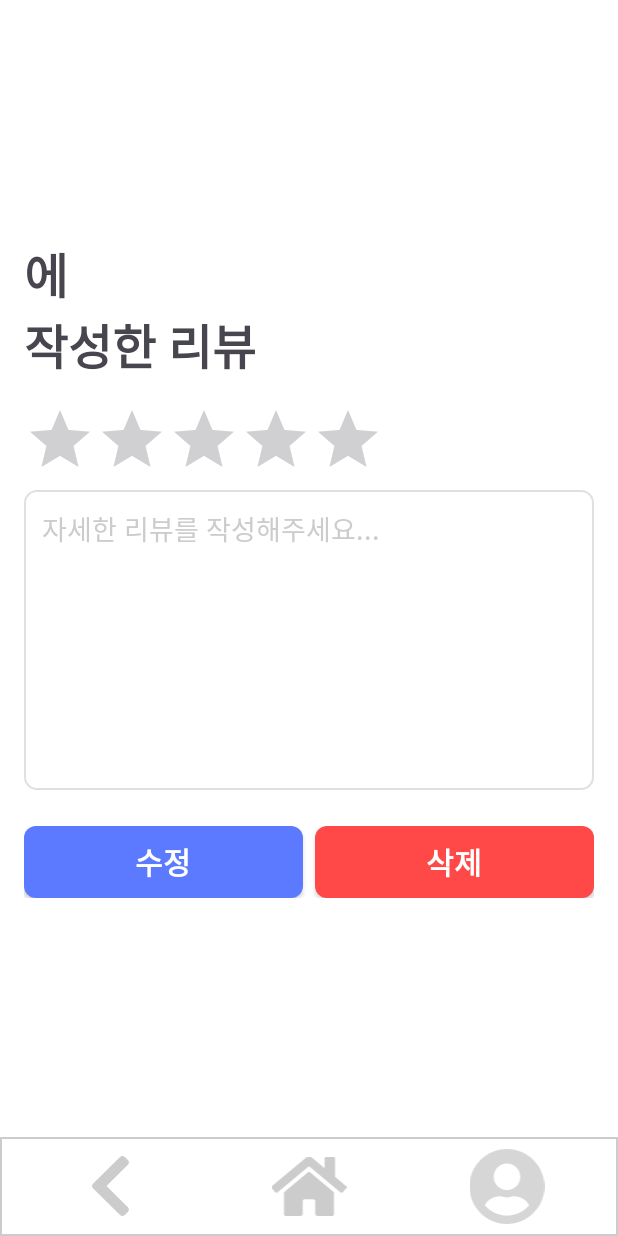
After one commit to Today-s-Lunch/todayLunch, an Android app: the ReviewDetailActivity screen opened directly, with no data from a screen before it, on a phone screen of 412 x 824 dp. The commit adds this screen. Run offline under Robolectric (Android 15) with nearby library versions, the phone set to English and light mode, and no system bars; our stand-ins replace Firebase (no records; nobody signed in at launch, a user with empty details on screens opened directly).

Commit message:
마이페이지 페이지 연결
1) 스크랩한 식당 -> 식당 detail 페이지
2) 작성한 리뷰 -> 해당 리뷰 디테일 페이지

```diff
--- a/app/src/main/AndroidManifest.xml
+++ b/app/src/main/AndroidManifest.xml
@@ -6,7 +6,6 @@
     <uses-permission android:name="android.permission.ACCESS_NETWORK_STATE" />
     <uses-permission android:name="android.permission.ACCESS_FINE_LOCATION" />
     <uses-permission android:name="android.permission.ACCESS_COARSE_LOCATION" />
-
 
     <application
         android:allowBackup="true"
@@ -19,12 +18,13 @@
         android:supportsRtl="true"
         android:theme="@style/Theme.TodayLunch"
         tools:targetApi="31">
-
-
+        <activity
+            android:name=".ReviewDetailActivity"
+            android:exported="false" />
 
         <meta-data
             android:name="com.google.android.geo.API_KEY"
-            android:value="${MAPS_API_KEY}"/>
+            android:value="${MAPS_API_KEY}" />
 
         <activity
             android:name=".MapActivity"
--- a/app/src/main/java/com/example/todaylunch/Mypage_review.kt
+++ b/app/src/main/java/com/example/todaylunch/Mypage_review.kt
@@ -1,5 +1,6 @@
 package com.example.todaylunch
 
+import android.content.Intent
 import android.os.Bundle
 import android.util.Log
 import androidx.fragment.app.Fragment
@@ -178,14 +179,21 @@ class ReviewAdapter : RecyclerView.Adapter<ReviewAdapter.ReviewViewHolder>() {
 
         fun bind(review: Review) {
             binding.apply {
-                restaurantName.text = review.restaurantName  // 레스토랑 이름 표시
-                ratingBar.rating = review.rating      // 별점 표시
-                reviewText.text = review.content         // 리뷰 내용 표시
-                //createdAt.text = review.createdAt
+                restaurantName.text = review.restaurantName
+                ratingBar.rating = review.rating
+                reviewText.text = review.content
 
-                // 아이템 클릭시 상세 페이지로 이동
+                // DetailActivity로 넘어갈 때 필요한 데이터들을 모두 전달
                 root.setOnClickListener {
-                    // 레스토랑 상세 페이지로 이동하는 코드 구현
+                    val intent = Intent(root.context, ReviewDetailActivity::class.java).apply {
+                        putExtra("reviewId", review.reviewId)           // 리뷰 ID
+                        putExtra("restaurantName", review.restaurantName) // 레스토랑 이름
+                        putExtra("rating", review.rating)               // 별점
+                        putExtra("content", review.content)             // 리뷰 내용
+                        putExtra("restaurantId", review.restaurantId)   // 레스토랑 ID
+                        putExtra("createdAt", review.createdAt)         // 작성 시간
+                    }
+                    root.context.startActivity(intent)
                 }
             }
         }
--- a/app/src/main/java/com/example/todaylunch/Mypage_scrapped.kt
+++ b/app/src/main/java/com/example/todaylunch/Mypage_scrapped.kt
@@ -1,5 +1,6 @@
 package com.example.todaylunch
 
+import android.content.Intent
 import android.os.Bundle
 import android.util.Log
 import androidx.fragment.app.Fragment
@@ -171,7 +172,10 @@ class ScrappedAdapter : RecyclerView.Adapter<ScrappedAdapter.ScrappedViewHolder>
                     // 아이템 클릭 시 상세 정보로 이동
                     root.setOnClickListener {
                         // Intent로 상세 페이지로 이동
+                        val intent = Intent(root.context, Restaurant_Detail::class.java)
                         // restaurant.Number를 사용하여 해당 레스토랑 정보 전달
+                        intent.putExtra("restaurantId", restaurant.Number)
+                        root.context.startActivity(intent)
                     }
 
                     // 북마크 클릭 시 스크랩 상태 토글
--- /dev/null
+++ b/app/src/main/java/com/example/todaylunch/ReviewDetailActivity.kt
@@ -0,0 +1,73 @@
+package com.example.todaylunch
+
+import android.content.Intent
+import android.os.Bundle
+import android.widget.Toast
+import androidx.appcompat.app.AppCompatActivity
+import com.example.todaylunch.databinding.ActivityReviewDetailBinding
+import com.google.firebase.database.DataSnapshot
+import com.google.firebase.database.DatabaseError
+import com.google.firebase.database.FirebaseDatabase
+import com.google.firebase.database.ValueEventListener
+
+class ReviewDetailActivity : AppCompatActivity() {
+    private lateinit var binding: ActivityReviewDetailBinding
+
+    override fun onCreate(savedInstanceState: Bundle?) {
+        super.onCreate(savedInstanceState)
+        binding = ActivityReviewDetailBinding.inflate(layoutInflater)
+        setContentView(binding.root)
+
+        // Intent에서 데이터 받기
+        val reviewId = intent.getStringExtra("reviewId") ?: ""
+        val restaurantName = intent.getStringExtra("restaurantName") ?: ""
+        val rating = intent.getFloatExtra("rating", 0f)
+        val content = intent.getStringExtra("content") ?: ""
+
+        // UI 업데이트
+        binding.apply {
+            restaurantNameText.text = "${restaurantName}에 \n작성한 리뷰"
+            ratingBar.rating = rating
+            reviewEditText.setText(content)
+        }
+
+        // 수정 버튼 클릭 리스너
+        binding.modifyBtn.setOnClickListener {
+            // 수정 로직 구현 필요
+        }
+
+        // 삭제 버튼 클릭 리스너
+        binding.deleteBtn.setOnClickListener {
+            deleteReview(reviewId)
+        }
+
+        // 언더바
+        val MYPAGE = Intent(this, MypageActivity::class.java).apply {
+            flags = Intent.FLAG_ACTIVITY_CLEAR_TOP or Intent.FLAG_ACTIVITY_SINGLE_TOP
+        }
+        val HOME = Intent(this, StartActivity::class.java).apply {
+            flags = Intent.FLAG_ACTIVITY_CLEAR_TOP or Intent.FLAG_ACTIVITY_SINGLE_TOP
+        }
+        binding.underbar.backButton.setOnClickListener { onBackPressedDispatcher.onBackPressed() }
+        binding.underbar.homeButton.setOnClickListener {
+            startActivity(HOME)
+        }
+        binding.underbar.myPageButton.setOnClickListener {
+            startActivity(MYPAGE)
+        }
+    }
+
+    private fun deleteReview(reviewId: String) {
+        FirebaseDatabase.getInstance().reference
+            .child("reviews")
+            .child(reviewId)
+            .removeValue()
+            .addOnSuccessListener {
+                Toast.makeText(this, "리뷰가 삭제되었습니다.", Toast.LENGTH_SHORT).show()
+                finish()
+            }
+            .addOnFailureListener {
+                Toast.makeText(this, "리뷰 삭제에 실패했습니다.", Toast.LENGTH_SHORT).show()
+            }
+    }
+}
--- /dev/null
+++ b/app/src/main/res/layout/activity_review_detail.xml
@@ -0,0 +1,89 @@
+<?xml version="1.0" encoding="utf-8"?>
+<androidx.constraintlayout.widget.ConstraintLayout xmlns:android="http://schemas.android.com/apk/res/android"
+    xmlns:app="http://schemas.android.com/apk/res-auto"
+    android:layout_width="match_parent"
+    android:layout_height="match_parent">
+
+    <LinearLayout
+        android:layout_width="match_parent"
+        android:layout_height="0dp"
+        android:orientation="vertical"
+        android:padding="16dp"
+        app:layout_constraintTop_toTopOf="parent"
+        app:layout_constraintBottom_toTopOf="@id/underbar"
+        android:gravity="center">
+
+        <TextView
+            android:id="@+id/restaurantNameText"
+            android:layout_width="wrap_content"
+            android:layout_height="wrap_content"
+            android:textSize="32sp"
+            android:textStyle="bold"
+            android:layout_marginBottom="16dp"
+            android:layout_gravity="start"/>
+
+        <RatingBar
+            android:id="@+id/ratingBar"
+            android:layout_width="wrap_content"
+            android:layout_height="wrap_content"
+            android:numStars="5"
+            android:stepSize="0.5"
+            android:rating="4"
+            android:progressTint="#FF0000"
+            android:secondaryProgressTint="#D3D3D3"
+            android:layout_gravity="start"/>
+
+        <EditText
+            android:id="@+id/reviewEditText"
+            android:layout_width="match_parent"
+            android:layout_height="200dp"
+            android:background="@drawable/review_edittext"
+            android:gravity="top"
+            android:hint="자세한 리뷰를 작성해주세요..."
+            android:textColorHint="#CCCCCC"
+            android:padding="12dp"
+            android:layout_marginBottom="24dp"/>
+
+        <LinearLayout
+            android:layout_width="match_parent"
+            android:layout_height="wrap_content"
+            android:orientation="horizontal">
+
+            <android.widget.Button
+                android:id="@+id/modifyBtn"
+                android:layout_width="0dp"
+                android:layout_height="48dp"
+                android:layout_weight="1"
+                android:layout_marginEnd="4dp"
+                android:background="@drawable/review_submitbtn"
+                android:backgroundTint="#5C7AFF"
+                android:text="수정"
+                android:textSize="20sp"
+                android:textStyle="bold"
+                android:textColor="#FFFFFF" />
+
+            <android.widget.Button
+                android:id="@+id/deleteBtn"
+                android:layout_width="0dp"
+                android:layout_height="48dp"
+                android:layout_weight="1"
+                android:layout_marginStart="4dp"
+                android:background="@drawable/review_submitbtn"
+                android:backgroundTint="#FF4848"
+                android:text="삭제"
+                android:textSize="20sp"
+                android:textStyle="bold"
+                android:textColor="#FFFFFF" />
+
+        </LinearLayout>
+
+    </LinearLayout>
+
+    <include
+        android:id="@+id/underbar"
+        layout="@layout/item_underbar"
+        android:layout_width="match_parent"
+        android:layout_height="wrap_content"
+        app:layout_constraintBottom_toBottomOf="parent"/>
+
+</androidx.constraintlayout.widget.ConstraintLayout>
```
